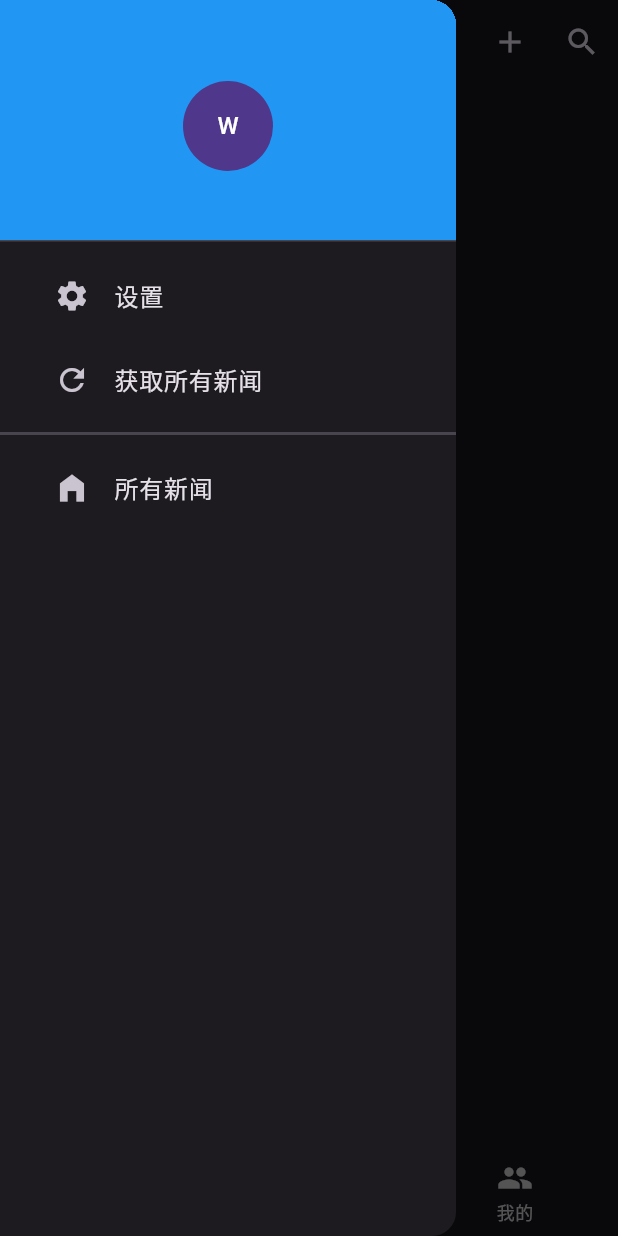
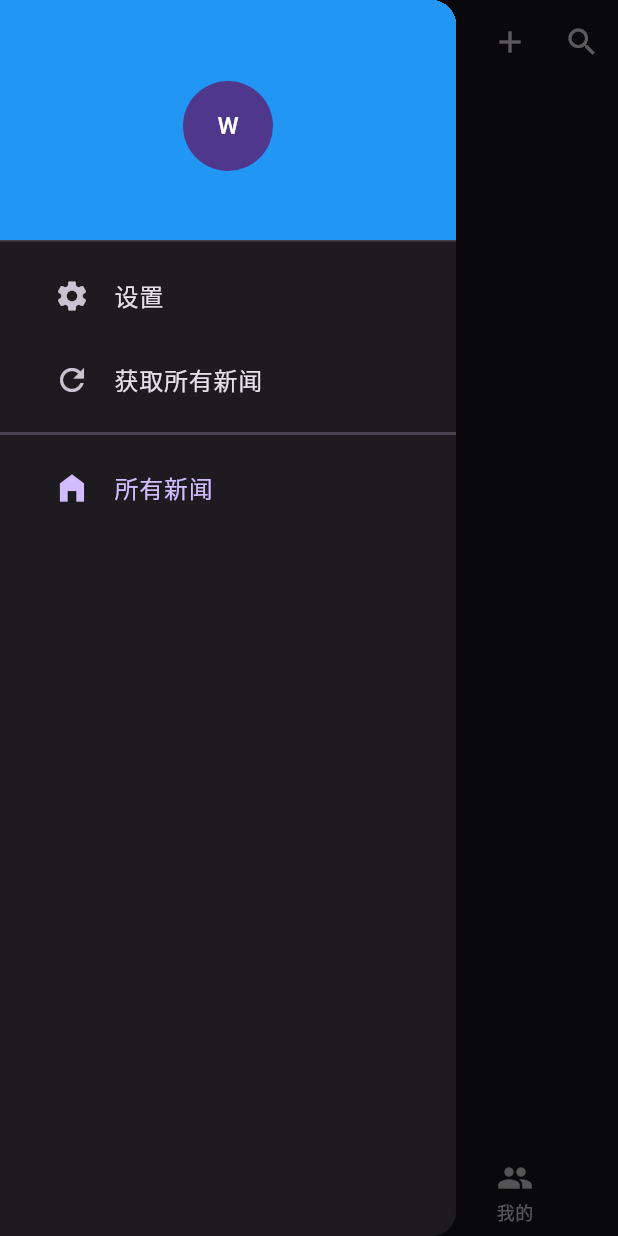
Before and after one commit to WaifSpace/waifspace, a Flutter app: the screen it shows after launch, with the side drawer open, on a phone screen of 412 x 824 dp. Run offline on Flutter 3.47's test engine with Material 2 defaults, Android fonts, the phone set to English and light mode, and no system bars; our stand-ins replace adaptive_dialog, fluttertoast, get, jiffy, logger, sqflite and 1 more; missing offline and left inert: dart_rss, flutter_inappwebview; accounts and stored records are empty.

Commit message:
完成了侧边栏的选择功能

```diff
--- a/lib/app/components/views/homepage_appbar_view.dart
+++ b/lib/app/components/views/homepage_appbar_view.dart
@@ -20,8 +20,8 @@ class HomepageAppbarView extends GetView<HomepageAppbarController>
         );
       } else {
         return LinearProgressIndicator(
-          backgroundColor: Colors.blue,
-          valueColor: const AlwaysStoppedAnimation(Colors.white),
+          backgroundColor: Colors.white,
+          valueColor: const AlwaysStoppedAnimation(Colors.blue),
           value: RssService.to.progress.value,
         );
       }
--- a/lib/app/data/providers/article_provider.dart
+++ b/lib/app/data/providers/article_provider.dart
@@ -22,7 +22,9 @@ class ArticleProvider {
   var filterSourceName = "".obs; // 用于显示过滤的source的名字
 
   String? _searchCondition; // 用于搜索的条件，会根据 title 和 content 字段查询
+
   int? _sourceIDCondition; // 用于根据数据源来显示
+  int? get sourceIDCondition => _sourceIDCondition;
 
   final Database _db = Get.find<DatabaseService>().db;
 
--- a/lib/app/modules/home/controllers/apps_controller.dart
+++ b/lib/app/modules/home/controllers/apps_controller.dart
@@ -9,6 +9,6 @@ class AppsController extends GetxController {
 
   Future<bool> onWillPop() async {
     dreamBrowserController.goBack();
-    return false;
+    return true; // 等于true的时候会把事件持续往下传, 确保每个组件都能做出自己正确的响应
   }
 }
--- a/lib/app/modules/home/views/home_view.dart
+++ b/lib/app/modules/home/views/home_view.dart
@@ -17,6 +17,7 @@ class HomeView extends GetView<HomeController> {
     return WillPopScope(
       onWillPop: controller.onWillPop,
       child: Scaffold(
+        key: controller.scaffoldKey,
         appBar: HomepageAppbarView(
           onDoubleTap: controller.onDoubleTap,
         ),
--- a/lib/app/modules/home/views/left_drawer_view.dart
+++ b/lib/app/modules/home/views/left_drawer_view.dart
@@ -5,7 +5,6 @@ import 'package:waifspace/app/data/providers/article_source_provider.dart';
 import 'package:waifspace/app/modules/home/controllers/left_drawer_controller.dart';
 
 class LeftDrawerView extends GetView<LeftDrawerController> {
-
   const LeftDrawerView({Key? key}) : super(key: key);
   @override
   Widget build(BuildContext context) {
@@ -48,27 +47,29 @@ class LeftDrawerView extends GetView<LeftDrawerController> {
           const Divider(
             thickness: 2,
           ),
+
           Padding(
             padding: const EdgeInsets.fromLTRB(20, 0, 20, 0),
             child: ListTile(
               leading: const Icon(Icons.home_filled),
               title: const Text('所有新闻'),
               onTap: controller.showAllArticles,
+              selected: controller.selectedArticle == -1,
             ),
           ),
+
           Expanded(
-            child: Obx(() {
-              return ListView(
+            child: ListView(
               padding: const EdgeInsets.fromLTRB(20, 0, 20, 0),
               children: ArticleSourceProvider.to.cacheArticleSources.map((e) {
                 return ListTile(
                   leading: const Icon(Icons.web_stories),
                   title: Text(e.name!),
                   onTap: () => controller.showArticlesFromSource(e),
+                  selected: controller.selectedArticle == e.id,
                 );
               }).toList(),
-              );
-            }),
+            ),
           ),
         ],
       ),
```
Also changed, not shown: lib/app/modules/home/controllers/home_controller.dart (+12 -1 lines), lib/app/modules/home/controllers/left_drawer_controller.dart (+10 -3 lines). Lines whose indentation alone changed are shown as unchanged.
